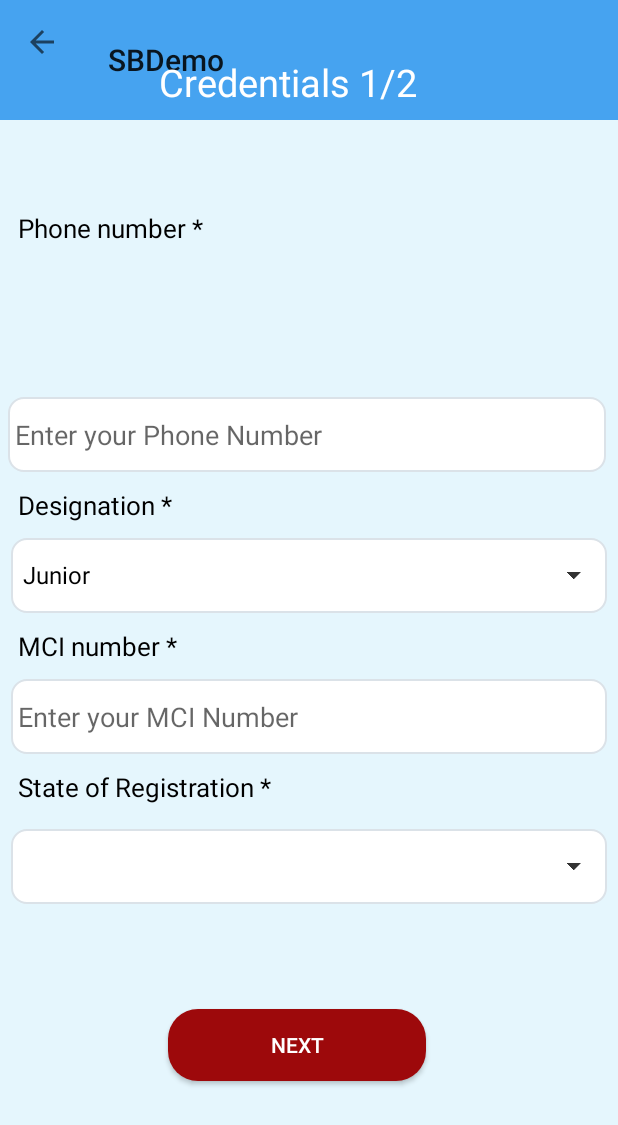
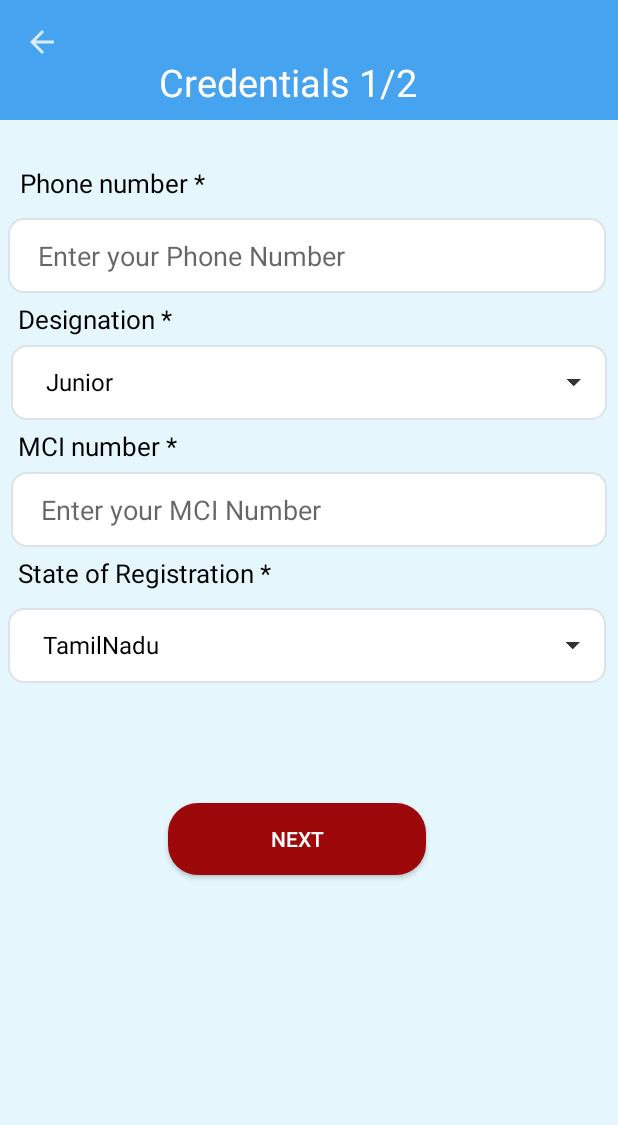
Before and after one commit to Pragadhesh/SBDemo, an Android app: the Credentials1 screen opened directly, with no data from a screen before it, on a phone screen of 412 x 824 dp. Shown: the top 1125 px of the screen. Run offline under Robolectric (Android 15) with nearby library versions, the phone set to English and light mode, and no system bars.

Commit message:
Commit after checking working status

```diff
--- a/app/src/main/AndroidManifest.xml
+++ b/app/src/main/AndroidManifest.xml
@@ -9,11 +9,10 @@
         android:roundIcon="@mipmap/ic_launcher_round"
         android:supportsRtl="true"
         android:theme="@style/AppTheme">
-        <activity android:name=".Credentials1"></activity>
+        <activity android:name=".Credentials1" android:theme="@style/AppTheme.NoActionBar"></activity>
         <activity android:name=".MainActivity">
             <intent-filter>
                 <action android:name="android.intent.action.MAIN" />
-
                 <category android:name="android.intent.category.LAUNCHER" />
             </intent-filter>
         </activity>
--- a/app/src/main/java/com/example/sbdemo/Credentials1.java
+++ b/app/src/main/java/com/example/sbdemo/Credentials1.java
@@ -3,6 +3,8 @@ package com.example.sbdemo;
 import androidx.appcompat.app.AppCompatActivity;
 import androidx.appcompat.widget.Toolbar;
 
+import android.content.Intent;
+import android.view.View;
 import android.widget.ArrayAdapter;
 import android.widget.Spinner;
 
@@ -22,9 +24,13 @@ public class Credentials1 extends AppCompatActivity {
         super.onCreate(savedInstanceState);
         setContentView(R.layout.activity_credentials1);
         toolbar_cred1 = (Toolbar) findViewById(R.id.toolbar_credentials1);
-        setSupportActionBar(toolbar_cred1);
-        getSupportActionBar().setDisplayHomeAsUpEnabled(true);
-        getSupportActionBar().setDisplayShowHomeEnabled(true);
+        toolbar_cred1.setNavigationIcon(R.drawable.ic_back);
+        toolbar_cred1.setNavigationOnClickListener(new View.OnClickListener() {
+            @Override
+            public void onClick(View v) {
+                openhome();
+            }
+        });
         designation_spinner = findViewById(R.id.Designationspinner);
         String [] designations = {"Junior","Senior","SuperSenior"};
         ArrayList<String> designation = new ArrayList<>(Arrays.asList(designations));
@@ -34,6 +40,11 @@ public class Credentials1 extends AppCompatActivity {
         String [] states = {"TamilNadu","Karnataka","Andhra Pradesh","Maharashtra"};
         ArrayList<String> state = new ArrayList<>(Arrays.asList(states));
         ArrayAdapter<String> arrayAdapterstates = new ArrayAdapter<>(this,support_simple_spinner_dropdown_item,state);
-
+        states_spinner.setAdapter(arrayAdapterstates);
+    }
+    public void openhome()
+    {
+        Intent intent = new Intent(this,MainActivity.class);
+        startActivity(intent);
     }
 }
--- a/app/src/main/java/com/example/sbdemo/MainActivity.java
+++ b/app/src/main/java/com/example/sbdemo/MainActivity.java
@@ -1,14 +1,31 @@
 package com.example.sbdemo;
+import android.view.View;
+import android.widget.Button;
+import android.content.Intent;
 
 import androidx.appcompat.app.AppCompatActivity;
 
 import android.os.Bundle;
 
 public class MainActivity extends AppCompatActivity {
+    Button signup;
 
     @Override
     protected void onCreate(Bundle savedInstanceState) {
         super.onCreate(savedInstanceState);
         setContentView(R.layout.activity_main);
+        signup = (Button) findViewById(R.id.Signupbutton);
+        signup.setOnClickListener(new View.OnClickListener() {
+            @Override
+            public void onClick(View v) {
+                opencredentials();
+            }
+        });
+
+    }
+    public void opencredentials()
+    {
+        Intent intent = new Intent(this,Credentials1.class);
+        startActivity(intent);
     }
 }
--- /dev/null
+++ b/app/src/main/res/drawable-anydpi/ic_back.xml
@@ -0,0 +1,11 @@
+<vector xmlns:android="http://schemas.android.com/apk/res/android"
+    android:width="24dp"
+    android:height="24dp"
+    android:viewportWidth="24"
+    android:viewportHeight="24"
+    android:tint="#FFFFFF"
+    android:alpha="0.8">
+  <path
+      android:fillColor="@android:color/white"
+      android:pathData="M20,11H7.83l5.59,-5.59L12,4l-8,8 8,8 1.41,-1.41L7.83,13H20v-2z"/>
+</vector>
--- a/app/src/main/res/layout/activity_credentials1.xml
+++ b/app/src/main/res/layout/activity_credentials1.xml
@@ -10,19 +10,18 @@
     <TextView
         android:id="@+id/textView5"
         android:layout_width="wrap_content"
-        android:layout_height="10dp"
-        android:layout_above="@+id/editTextPhoneNumber"
+        android:layout_height="20sp"
         android:layout_below="@+id/toolbar_credentials1"
         android:layout_alignParentStart="true"
         android:layout_alignParentLeft="true"
         android:layout_alignParentEnd="true"
         android:layout_alignParentRight="true"
-        android:layout_marginStart="12dp"
-        android:layout_marginLeft="12dp"
-        android:layout_marginTop="60dp"
-        android:layout_marginEnd="247dp"
-        android:layout_marginRight="247dp"
-        android:layout_marginBottom="16dp"
+        android:layout_marginStart="13sp"
+        android:layout_marginLeft="13sp"
+        android:layout_marginTop="30sp"
+        android:layout_marginEnd="246sp"
+        android:layout_marginRight="246sp"
+        android:layout_marginBottom="10sp"
         android:text="Phone number *"
         android:textColor="#000000"
         android:textSize="17sp" />
@@ -36,19 +35,19 @@
     <TextView
         android:id="@+id/textView3"
         android:layout_width="wrap_content"
-        android:layout_height="30dp"
+        android:layout_height="30sp"
         android:layout_alignBottom="@+id/toolbar_credentials1"
         android:layout_alignParentStart="true"
         android:layout_alignParentLeft="true"
         android:layout_alignParentTop="true"
         android:layout_alignParentEnd="true"
         android:layout_alignParentRight="true"
-        android:layout_marginStart="106dp"
-        android:layout_marginLeft="106dp"
-        android:layout_marginTop="37dp"
-        android:layout_marginEnd="83dp"
-        android:layout_marginRight="83dp"
-        android:layout_marginBottom="13dp"
+        android:layout_marginStart="106sp"
+        android:layout_marginLeft="106sp"
+        android:layout_marginTop="37sp"
+        android:layout_marginEnd="83sp"
+        android:layout_marginRight="83sp"
+        android:layout_marginBottom="13sp"
         android:text="Credentials 1/2"
         android:textColor="#FFFFFF"
         android:textSize="25sp" />
@@ -57,16 +56,16 @@
         android:id="@+id/textView6"
         android:layout_width="163sp"
         android:layout_height="wrap_content"
-        android:layout_above="@+id/Designationspinner"
+        android:layout_below="@+id/editTextPhoneNumber"
         android:layout_alignParentStart="true"
         android:layout_alignParentLeft="true"
         android:layout_alignParentEnd="true"
         android:layout_alignParentRight="true"
-        android:layout_marginStart="12dp"
-        android:layout_marginLeft="14dp"
-        android:layout_marginEnd="234dp"
-        android:layout_marginRight="234dp"
-        android:layout_marginBottom="10dp"
+        android:layout_marginStart="12sp"
+        android:layout_marginLeft="14sp"
+        android:layout_marginTop="5sp"
+        android:layout_marginEnd="234sp"
+        android:layout_marginRight="234sp"
         android:text="Designation *"
         android:textColor="#000000"
         android:textSize="17sp" />
@@ -74,106 +73,107 @@
     <Spinner
         android:id="@+id/Designationspinner"
         android:layout_width="wrap_content"
-        android:layout_height="50dp"
-        android:layout_above="@+id/textView7"
+        android:layout_height="50sp"
+        android:layout_below="@+id/textView6"
         android:layout_alignParentStart="true"
         android:layout_alignParentLeft="true"
         android:layout_alignParentEnd="true"
         android:layout_alignParentRight="true"
-        android:layout_marginStart="7dp"
-        android:layout_marginLeft="7dp"
-        android:layout_marginEnd="7dp"
-        android:layout_marginRight="7dp"
-        android:layout_marginBottom="10dp"
-        android:layout_marigin="20sp"
+        android:layout_marginStart="7sp"
+        android:layout_marginLeft="7sp"
+        android:layout_marginTop="5sp"
+        android:layout_marginEnd="7sp"
+        android:layout_marginRight="7sp"
+        android:paddingLeft="15sp"
         android:background="@drawable/style_spinner1" />
 
     <TextView
         android:id="@+id/textView7"
-        android:layout_width="153dp"
+        android:layout_width="153sp"
         android:layout_height="wrap_content"
-        android:layout_above="@+id/editTextTextPersonName"
+        android:layout_below="@+id/Designationspinner"
         android:layout_alignParentStart="true"
         android:layout_alignParentLeft="true"
         android:layout_alignParentEnd="true"
         android:layout_alignParentRight="true"
-        android:layout_marginStart="12dp"
-        android:layout_marginLeft="12dp"
-        android:layout_marginEnd="244dp"
-        android:layout_marginRight="244dp"
-        android:layout_marginBottom="10dp"
+        android:layout_marginStart="12sp"
+        android:layout_marginLeft="12sp"
+        android:layout_marginTop="5sp"
+        android:layout_marginEnd="244sp"
+        android:layout_marginRight="244sp"
         android:text="MCI number *"
         android:textColor="#000000"
         android:textSize="17sp" />
 
     <EditText
         android:id="@+id/editTextTextPersonName"
-        android:layout_width="367dp"
-        android:layout_height="50dp"
-        android:layout_above="@+id/textView"
+        android:layout_width="367sp"
+        android:layout_height="50sp"
+        android:layout_below="@+id/textView7"
         android:layout_alignParentStart="true"
         android:layout_alignParentLeft="true"
         android:layout_alignParentEnd="true"
         android:layout_alignParentRight="true"
-        android:layout_marginStart="7dp"
-        android:layout_marginLeft="7dp"
-        android:layout_marginEnd="7dp"
-        android:layout_marginRight="7dp"
-        android:layout_marginBottom="10dp"
+        android:layout_marginStart="7sp"
+        android:layout_marginLeft="7sp"
+        android:layout_marginTop="5sp"
+        android:layout_marginEnd="7sp"
+        android:layout_marginRight="7sp"
         android:background="@drawable/textview_border"
         android:ems="10"
         android:hint=" Enter your MCI Number"
+        android:paddingLeft="15sp"
         android:inputType="textPersonName" />
 
     <TextView
         android:id="@+id/textView"
-        android:layout_width="225dp"
-        android:layout_height="30dp"
-        android:layout_above="@+id/Statesspinner"
+        android:layout_width="225sp"
+        android:layout_height="30sp"
+        android:layout_below="@+id/editTextTextPersonName"
         android:layout_alignParentStart="true"
         android:layout_alignParentLeft="true"
         android:layout_alignParentEnd="true"
         android:layout_alignParentRight="true"
-        android:layout_marginStart="12dp"
-        android:layout_marginLeft="12dp"
-        android:layout_marginEnd="170dp"
-        android:layout_marginRight="170dp"
-        android:layout_marginBottom="10dp"
+        android:layout_marginStart="12sp"
+        android:layout_marginLeft="12sp"
+        android:layout_marginTop="5sp"
+        android:layout_marginEnd="170sp"
+        android:layout_marginRight="170sp"
         android:text="State of Registration *"
         android:textColor="#000000"
         android:textSize="17sp" />
 
     <Spinner
         android:id="@+id/Statesspinner"
-        android:layout_width="262dp"
-        android:layout_height="50dp"
-        android:layout_above="@+id/button"
+        android:layout_width="262sp"
+        android:layout_height="50sp"
+        android:layout_below="@+id/textView"
         android:layout_alignParentStart="true"
         android:layout_alignParentLeft="true"
         android:layout_alignParentEnd="true"
         android:layout_alignParentRight="true"
-        android:layout_marginStart="7dp"
-        android:layout_marginLeft="7dp"
-        android:layout_marginEnd="7dp"
-        android:layout_marginRight="7dp"
-        android:layout_marginBottom="70dp"
-        android:layout_marigin="20sp"
+        android:layout_marginStart="5sp"
+        android:layout_marginLeft="5sp"
+        android:layout_marginTop="5sp"
+        android:layout_marginEnd="8sp"
+        android:layout_marginRight="8sp"
+        android:paddingLeft="15sp"
         android:background="@drawable/style_spinner1" />
 
     <Button
         android:id="@+id/button"
-        android:layout_width="171dp"
+        android:layout_width="171sp"
         android:layout_height="wrap_content"
+        android:layout_below="@+id/Statesspinner"
         android:layout_alignParentStart="true"
         android:layout_alignParentLeft="true"
         android:layout_alignParentEnd="true"
         android:layout_alignParentRight="true"
-        android:layout_alignParentBottom="true"
-        android:layout_marginStart="112dp"
-        android:layout_marginLeft="112dp"
-        android:layout_marginEnd="128dp"
-        android:layout_marginRight="128dp"
-        android:layout_marginBottom="103dp"
+        android:layout_marginStart="112sp"
+        android:layout_marginLeft="112sp"
+        android:layout_marginTop="80sp"
+        android:layout_marginEnd="128sp"
+        android:layout_marginRight="128sp"
         android:background="@drawable/button"
         android:text="Next"
         android:textColor="#FFFFFF" />
@@ -181,19 +181,21 @@
     <EditText
         android:id="@+id/editTextPhoneNumber"
         android:layout_width="wrap_content"
-        android:layout_height="50dp"
-        android:layout_above="@+id/textView6"
+        android:layout_height="50sp"
+        android:layout_below="@+id/textView5"
         android:layout_alignParentStart="true"
         android:layout_alignParentLeft="true"
         android:layout_alignParentEnd="true"
         android:layout_alignParentRight="true"
-        android:layout_marginStart="5dp"
-        android:layout_marginLeft="5dp"
-        android:layout_marginEnd="8dp"
-        android:layout_marginRight="8dp"
-        android:layout_marginBottom="10dp"
+        android:layout_marginStart="5sp"
+        android:layout_marginLeft="5sp"
+        android:layout_marginTop="5sp"
+        android:layout_marginEnd="8sp"
+        android:layout_marginRight="8sp"
+        android:paddingLeft="15sp"
         android:background="@drawable/textview_border"
         android:ems="10"
         android:hint=" Enter your Phone Number"
         android:inputType="phone" />
+
 </RelativeLayout>
--- a/app/src/main/res/layout/activity_main.xml
+++ b/app/src/main/res/layout/activity_main.xml
@@ -6,13 +6,13 @@
     android:layout_height="match_parent"
     tools:context=".MainActivity">
 
-    <TextView
+    <Button
+        android:id="@+id/Signupbutton"
         android:layout_width="wrap_content"
         android:layout_height="wrap_content"
-        android:text="Hello World!"
+        android:text="SignUP"
         app:layout_constraintBottom_toBottomOf="parent"
-        app:layout_constraintLeft_toLeftOf="parent"
-        app:layout_constraintRight_toRightOf="parent"
+        app:layout_constraintEnd_toEndOf="parent"
+        app:layout_constraintStart_toStartOf="parent"
         app:layout_constraintTop_toTopOf="parent" />
-
 </androidx.constraintlayout.widget.ConstraintLayout>
--- a/app/src/main/res/values/styles.xml
+++ b/app/src/main/res/values/styles.xml
@@ -1,10 +1,14 @@
 <resources>
     <!-- Base application theme. -->
-    <style name="AppTheme" parent="Theme.AppCompat.Light.NoActionBar">
+    <style name="AppTheme" parent="Theme.AppCompat.Light.DarkActionBar">
         <!-- Customize your theme here. -->
         <item name="colorPrimary">@color/colorPrimary</item>
         <item name="colorPrimaryDark">@color/colorPrimaryDark</item>
         <item name="colorAccent">@color/colorAccent</item>
     </style>
+    <style name="AppTheme.NoActionBar">
+        <item name="windowActionBar">false</item>
+        <item name="windowNoTitle">true</item>
+    </style>
 
 </resources>
```
Also changed, not shown: app/src/main/res/drawable-hdpi/ic_back.png (added), app/src/main/res/drawable-mdpi/ic_back.png (added), app/src/main/res/drawable-xhdpi/ic_back.png (added), app/src/main/res/drawable-xxhdpi/ic_back.png (added).
